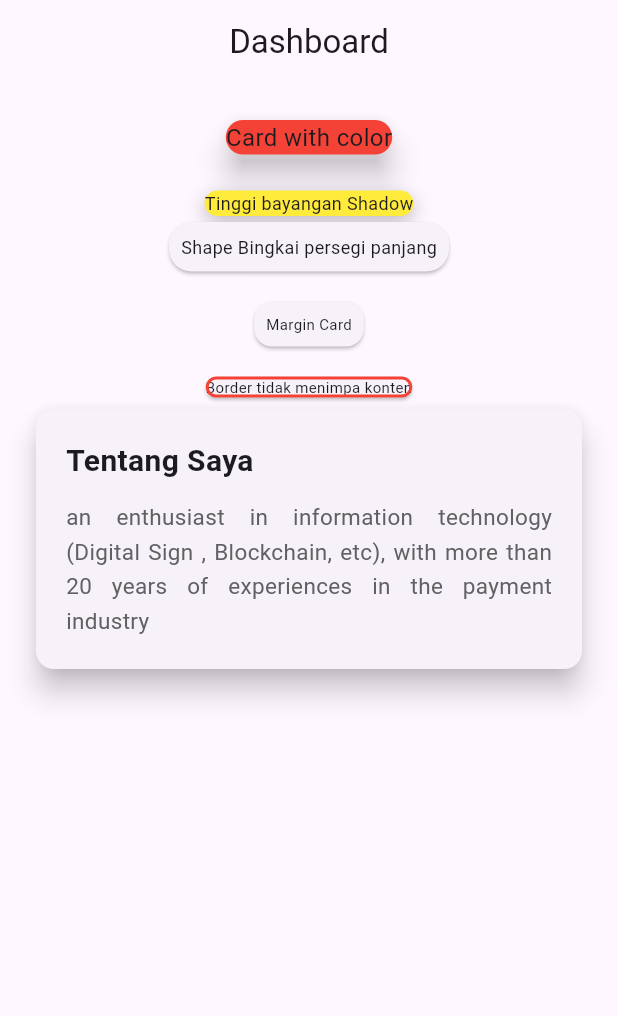
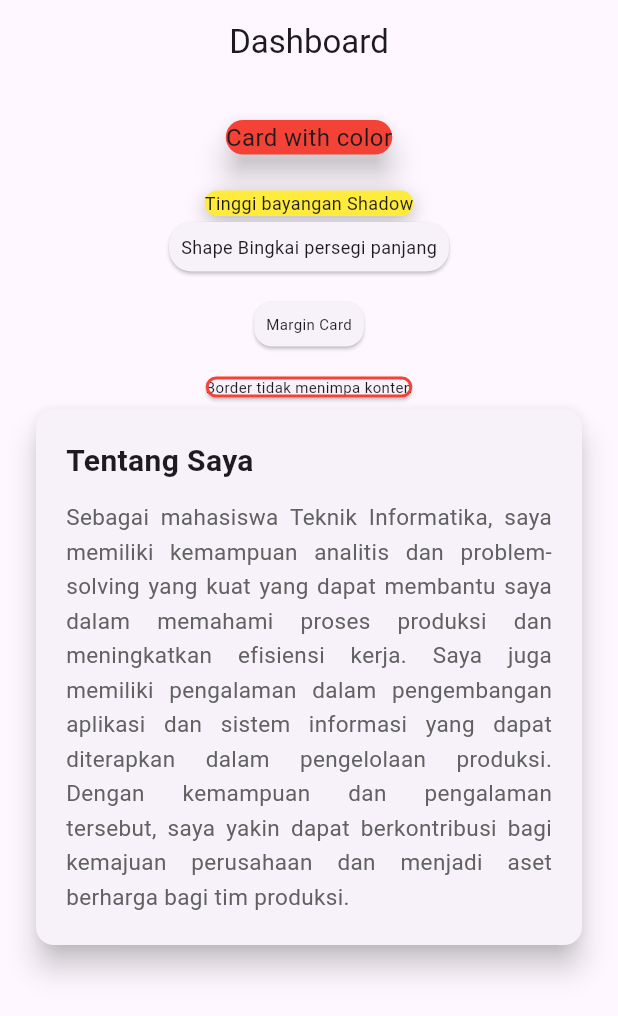
Before and after one commit to IlhamMaulana13/week8-Card-Container, a Flutter app: the screen it shows after launch, on a phone screen of 412 x 824 dp. Shown: the top 1016 px of the screen. Run offline on Flutter 3.47's test engine with Material 3 defaults, Android fonts, the phone set to English and light mode, and no system bars.

Commit message:
Mengubah kolom tentang saya

```diff
--- a/lib/pages/latihan_card.dart
+++ b/lib/pages/latihan_card.dart
@@ -98,7 +98,7 @@ class MyCard extends StatelessWidget {
                     ),
                     const SizedBox(height: 12),
                     Text(
-                      'an enthusiast in information technology (Digital Sign , Blockchain, etc), with more than 20 years of experiences in the payment industry',
+                      'Sebagai mahasiswa Teknik Informatika, saya memiliki kemampuan analitis dan problem-solving yang kuat yang dapat membantu saya dalam memahami proses produksi dan meningkatkan efisiensi kerja. Saya juga memiliki pengalaman dalam pengembangan aplikasi dan sistem informasi yang dapat diterapkan dalam pengelolaan produksi. Dengan kemampuan dan pengalaman tersebut, saya yakin dapat berkontribusi bagi kemajuan perusahaan dan menjadi aset berharga bagi tim produksi.',
                       style: TextStyle(
                         fontSize: 15,
                         color: Colors.grey[700],
```
